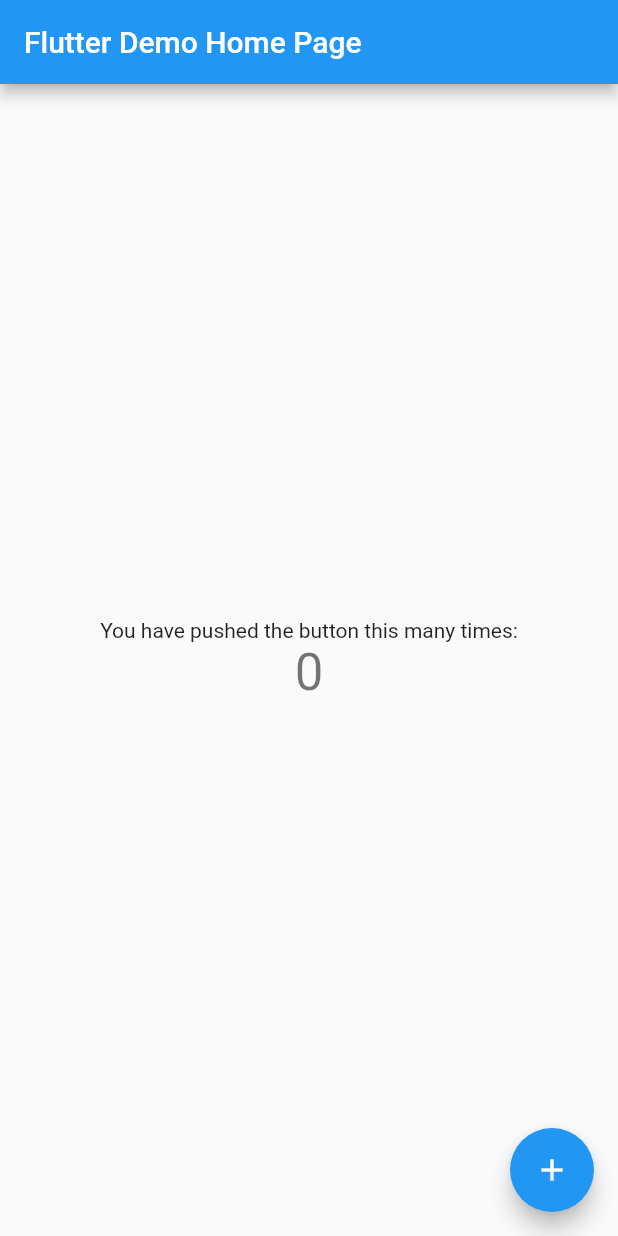
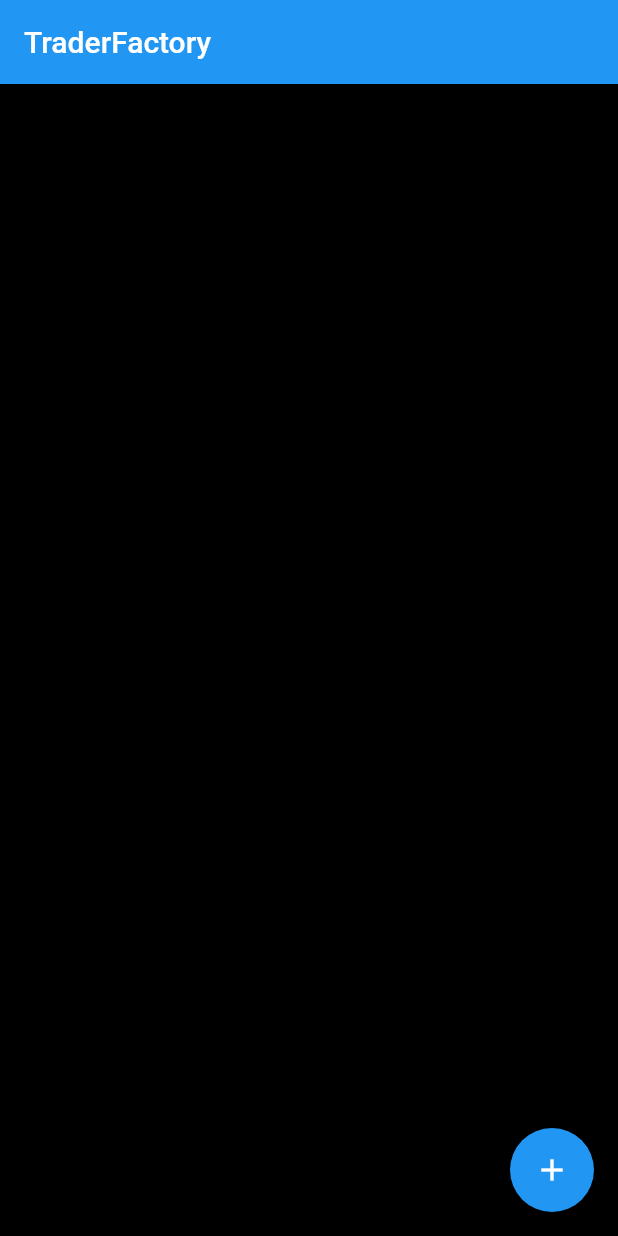
Before and after one commit to nunofhfontes/trader-factory-mobile, a Flutter app: the screen it shows after launch, on a phone screen of 412 x 824 dp. Run offline on Flutter 3.47's test engine with Material 2 defaults, Android fonts, the phone set to English and light mode, and no system bars.

Commit message:
Set App Background to Black

```diff
--- a/lib/main.dart
+++ b/lib/main.dart
@@ -21,12 +21,14 @@ class MyApp extends StatelessWidget {
         // Notice that the counter didn't reset back to zero; the application
         // is not restarted.
         primarySwatch: Colors.blue,
+        scaffoldBackgroundColor: Colors.black,
         // This makes the visual density adapt to the platform that you run
         // the app on. For desktop platforms, the controls will be smaller and
         // closer together (more dense) than on mobile platforms.
         visualDensity: VisualDensity.adaptivePlatformDensity,
+
       ),
-      home: MyHomePage(title: 'Flutter Demo Home Page'),
+      home: MyHomePage(title: 'TraderFactory'),
     );
   }
 }
```
Also changed, not shown: 1 other file.
